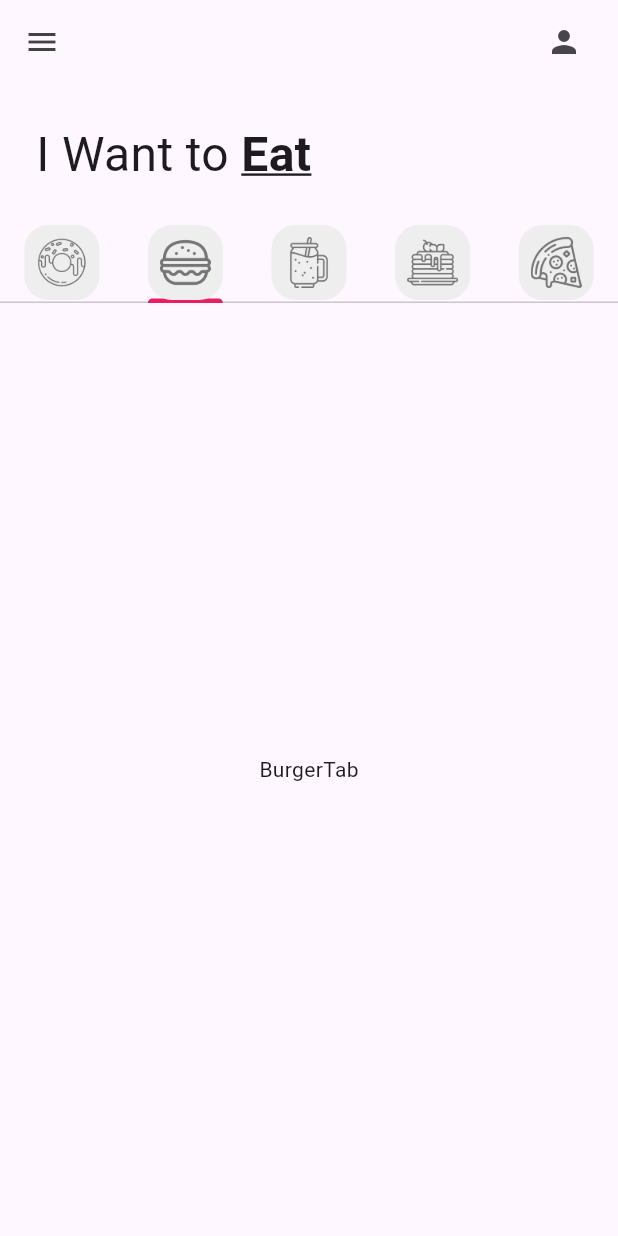
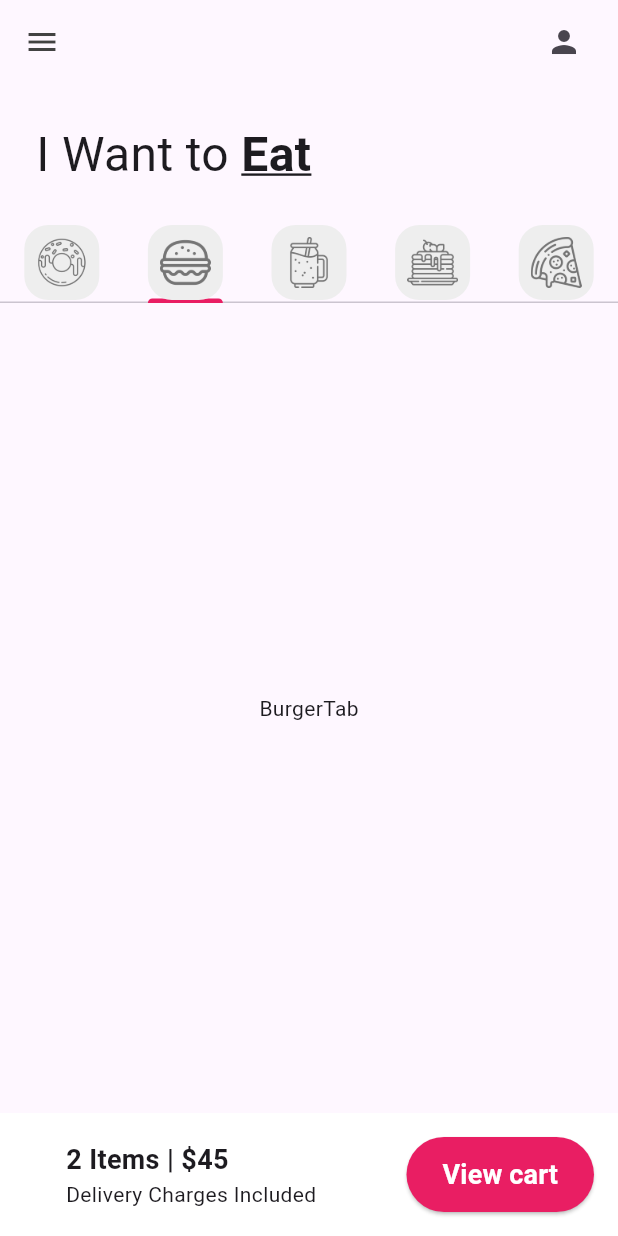
Before and after one commit to CesarLuna2001/donut_app_4sa, a Flutter app: the screen it shows after launch, tab 2 chosen, on a phone screen of 412 x 824 dp. Run offline on Flutter 3.47's test engine with Material 3 defaults, Android fonts, the phone set to English and light mode, and no system bars.

Commit message:
ShoppingCart Added

```diff
--- a/lib/pages/home_page.dart
+++ b/lib/pages/home_page.dart
@@ -4,6 +4,7 @@ import 'package:donut_app_4sa/tabs/pancakes_tab.dart';
 import 'package:donut_app_4sa/tabs/pizza_tab.dart';
 import 'package:donut_app_4sa/tabs/smoothie_tab.dart';
 import 'package:donut_app_4sa/utils/my_tab.dart';
+import 'package:donut_app_4sa/utils/shopping_cart.dart';
 import 'package:flutter/material.dart';
 
 class HomePage extends StatefulWidget {
@@ -74,14 +75,14 @@ class _HomePageState extends State<HomePage> {
               PizzaTab()
 
             ]),
-          )
+          ),
 
           //4, Carrito (Cart)
-
+            const ShoppingCart()
           ],
 
         ),
-        ),
+      ),
     );
   }
 }
--- /dev/null
+++ b/lib/utils/shopping_cart.dart
@@ -0,0 +1,47 @@
+import 'package:flutter/material.dart';
+
+
+class ShoppingCart extends StatelessWidget {
+  const ShoppingCart({
+    super.key,
+  });
+
+  @override
+  Widget build(BuildContext context) {
+    return Container(
+      color: Colors.white,
+      padding: const EdgeInsets.all(16),
+      child: Row(
+        mainAxisAlignment: MainAxisAlignment.spaceBetween,
+        children: [
+          const Padding(
+            padding: EdgeInsets.only(left: 28),
+            child: Column(
+              crossAxisAlignment: CrossAxisAlignment.start,
+              children: [
+                Text('2 Items | \$45 ', style: TextStyle(
+                  fontWeight: FontWeight.bold,
+                  fontSize: 18
+                  )
+                ),
+                Text('Delivery Charges Included'),
+              ],
+            ),
+          ),
+          ElevatedButton(onPressed: (){},
+            style: ElevatedButton.styleFrom(
+              backgroundColor: Colors.pink,
+              padding: const EdgeInsets.symmetric(horizontal: 24, vertical: 12),
+            ),
+            child: const Text('View cart', style: TextStyle(
+              fontSize: 18,
+              fontWeight: FontWeight.bold,
+              color: Colors.white,
+              ),
+            )
+          )
+        ],
+      )
+    );
+  }
+}
```
